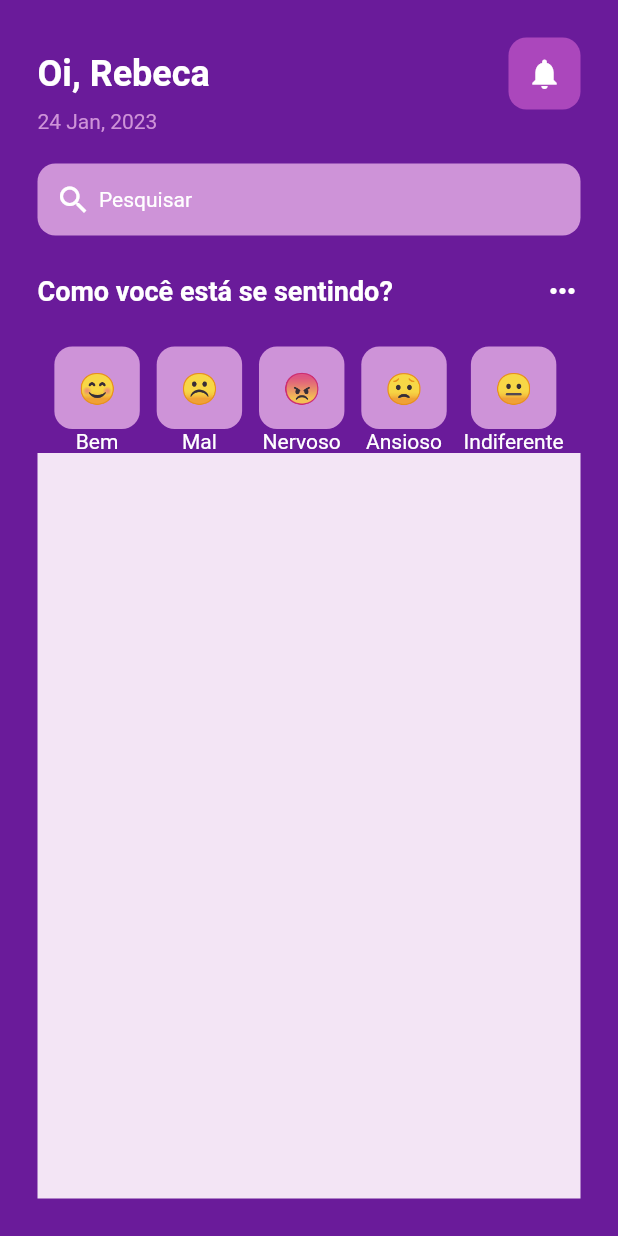
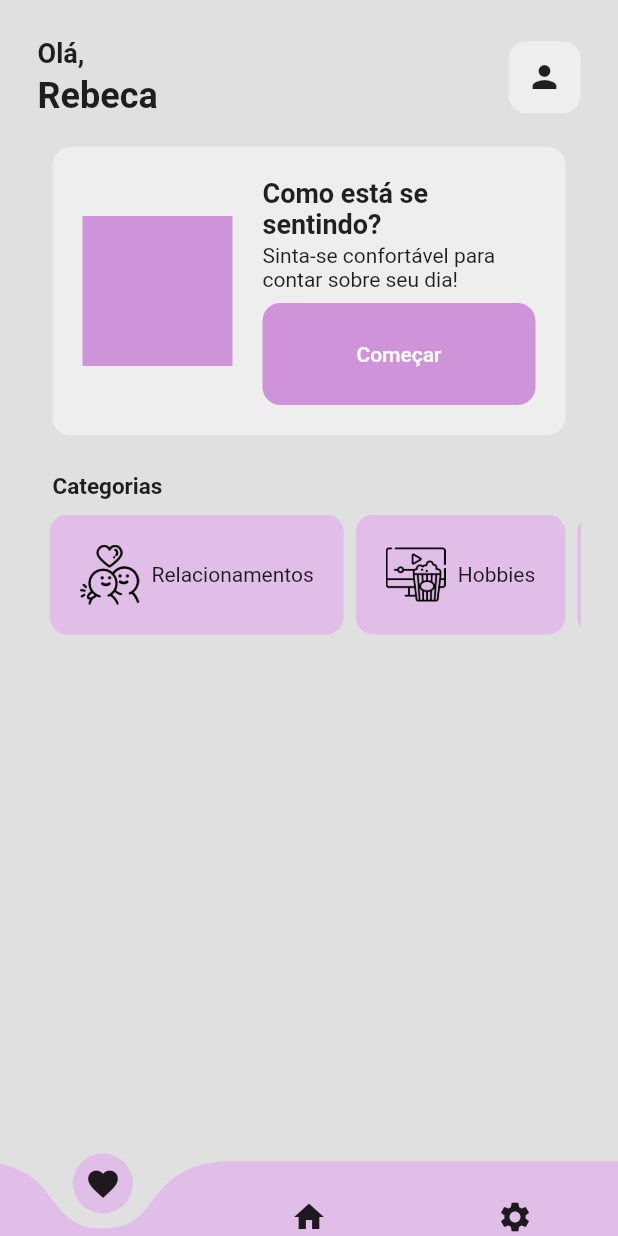
Before and after one commit to BecxAgy/Recomenda-, a Flutter app: the screen it shows after launch, on a phone screen of 412 x 824 dp. Run offline on Flutter 3.47's test engine with Material 2 defaults, Android fonts, the phone set to English and light mode, and no system bars; drawn by our look-alikes of curved_navigation_bar.

Commit message:
new design home

```diff
--- /dev/null
+++ b/lib/components/categoria_item.dart
@@ -0,0 +1,43 @@
+import 'package:flutter/material.dart';
+
+import '../models/categoria.dart';
+import '../screens/categoria_screen.dart';
+
+class CategoryItem extends StatelessWidget {
+  final Categoria categoria;
+
+  const CategoryItem(this.categoria);
+
+  void _selectScreen(BuildContext context) {
+    Navigator.of(context).push(MaterialPageRoute(builder: (_) {
+      return CategoriaScreen(categoria);
+    }));
+  }
+
+  @override
+  Widget build(BuildContext context) {
+    return InkWell(
+      onTap: () => _selectScreen(context),
+      child: Padding(
+        padding: const EdgeInsets.only(left: 8.0),
+        child: Container(
+          padding: EdgeInsets.all(20),
+          decoration: BoxDecoration(
+            borderRadius: BorderRadius.circular(12),
+            color: Colors.purple[100],
+          ),
+          child: Row(children: [
+            Image.asset(
+              categoria.imageAsset,
+              height: 40,
+            ),
+            SizedBox(
+              width: 8,
+            ),
+            Text(categoria.title)
+          ]),
+        ),
+      ),
+    );
+  }
+}
--- /dev/null
+++ b/lib/data/categoria_data.dart
@@ -0,0 +1,19 @@
+import '../models/categoria.dart';
+
+const listCategories = [
+  Categoria(
+      id: 'c1',
+      title: 'Relacionamentos',
+      imageAsset: 'assets/icons/in-love.png'),
+  Categoria(id: 'c2', title: 'Hobbies', imageAsset: 'assets/icons/movies.png'),
+  Categoria(
+      id: 'c3',
+      title: 'Atividade Física',
+      imageAsset: 'assets/icons/weights.png'),
+  Categoria(
+      id: 'c4', title: 'Alimentação', imageAsset: 'assets/icons/bake.png'),
+  Categoria(
+      id: 'c5', title: 'Estudos', imageAsset: 'assets/icons/open-book.png'),
+  Categoria(
+      id: 'c6', title: 'Finanças', imageAsset: 'assets/icons/money-bag.png')
+];
--- /dev/null
+++ b/lib/models/categoria.dart
@@ -0,0 +1,10 @@
+import 'package:flutter/material.dart';
+
+class Categoria {
+  final String id;
+  final String title;
+  final String imageAsset;
+
+  const Categoria(
+      {required this.id, required this.title, required this.imageAsset});
+}
--- /dev/null
+++ b/lib/screens/categoria_screen.dart
@@ -0,0 +1,16 @@
+import 'package:flutter/material.dart';
+import 'package:flutter/src/widgets/container.dart';
+import 'package:flutter/src/widgets/framework.dart';
+
+import '../models/categoria.dart';
+
+class CategoriaScreen extends StatelessWidget {
+  final Categoria categoria;
+
+  const CategoriaScreen(this.categoria);
+
+  @override
+  Widget build(BuildContext context) {
+    return Container(child: Text(categoria.title));
+  }
+}
--- a/lib/screens/home_screen.dart
+++ b/lib/screens/home_screen.dart
@@ -1,4 +1,7 @@
+import 'package:curved_navigation_bar/curved_navigation_bar.dart';
+import 'package:desingprojeto/components/categoria_item.dart';
 import 'package:desingprojeto/components/emoticon_face.dart';
+import 'package:desingprojeto/data/categoria_data.dart';
 import 'package:flutter/material.dart';
 import 'package:flutter/src/widgets/container.dart';
 import 'package:flutter/src/widgets/framework.dart';
@@ -14,145 +17,130 @@ class _MyWidgetState extends State<HomeScreen> {
   @override
   Widget build(BuildContext context) {
     return Scaffold(
-        backgroundColor: Colors.purple[800],
+        bottomNavigationBar: CurvedNavigationBar(
+            height: 50,
+            items: [
+              Icon(Icons.favorite),
+              Icon(Icons.home),
+              Icon(Icons.settings)
+            ],
+            backgroundColor: Color.fromARGB(255, 224, 224, 224),
+            color: Color.fromARGB(255, 225, 190, 231)),
+        backgroundColor: Colors.grey[300],
         body: SafeArea(
           child: Padding(
             padding: const EdgeInsets.all(25.0),
             child: Column(
-              crossAxisAlignment: CrossAxisAlignment.start,
               children: [
                 Row(
                   mainAxisAlignment: MainAxisAlignment.spaceBetween,
                   children: [
-                    Text(
-                      "Oi, Rebeca",
-                      style: TextStyle(
-                          color: Colors.white,
-                          fontSize: 24,
-                          fontWeight: FontWeight.bold),
+                    Column(
+                      crossAxisAlignment: CrossAxisAlignment.start,
+                      children: [
+                        Text(
+                          "Olá,",
+                          style: TextStyle(
+                              fontWeight: FontWeight.bold, fontSize: 18),
+                        ),
+                        SizedBox(
+                          height: 4,
+                        ),
+                        Text(
+                          "Rebeca",
+                          style: TextStyle(
+                              fontSize: 24, fontWeight: FontWeight.bold),
+                        )
+                      ],
                     ),
                     Container(
-                      padding: EdgeInsets.all(12),
-                      decoration: BoxDecoration(
-                          color: Colors.purple[400],
-                          borderRadius: BorderRadius.circular(12)),
-                      child: Icon(
-                        Icons.notifications,
-                        color: Colors.white,
-                      ),
-                    ),
+                        padding: EdgeInsets.all(12),
+                        decoration: BoxDecoration(
+                            borderRadius: BorderRadius.circular(12),
+                            color: Colors.grey[200]),
+                        child: Icon(Icons.person))
                   ],
-                ),
-                Text(
-                  "24 Jan, 2023",
-                  style: TextStyle(color: Colors.purple[200]),
                 ),
                 SizedBox(
                   height: 20,
                 ),
-                Container(
-                    padding: EdgeInsets.all(12),
+                Padding(
+                  padding: const EdgeInsets.symmetric(horizontal: 10.0),
+                  child: Container(
+                    padding: EdgeInsets.all(20),
                     decoration: BoxDecoration(
-                        color: Colors.purple[200],
+                        color: Colors.grey[200],
                         borderRadius: BorderRadius.circular(12)),
                     child: Row(
                       children: [
-                        Icon(Icons.search, color: Colors.white),
+                        //image
+                        Container(
+                          width: 100,
+                          height: 100,
+                          color: Colors.purple[200],
+                        ),
                         SizedBox(
-                          width: 5,
+                          width: 20,
                         ),
-                        Text(
-                          "Pesquisar",
-                          style: TextStyle(color: Colors.white),
+                        //como esta se sentindo + botao
+                        Expanded(
+                          child: Column(
+                            crossAxisAlignment: CrossAxisAlignment.start,
+                            children: [
+                              Text("Como está se sentindo?",
+                                  style: TextStyle(
+                                      fontWeight: FontWeight.bold,
+                                      fontSize: 18)),
+                              SizedBox(height: 2),
+                              Text(
+                                  "Sinta-se confortável para contar sobre seu dia!"),
+                              SizedBox(height: 8),
+                              Container(
+                                  padding: EdgeInsets.all(10),
+                                  decoration: BoxDecoration(
+                                      color: Colors.purple[200],
+                                      borderRadius: BorderRadius.circular(12)),
+                                  child: (TextButton(
+                                      onPressed: () {},
+                                      child: Center(
+                                        child: Text(
+                                          "Começar",
+                                          style: TextStyle(color: Colors.white),
+                                        ),
+                                      )))),
+                            ],
+                          ),
                         )
                       ],
-                    )),
-                SizedBox(
-                  height: 25,
-                ),
-                Row(
-                  mainAxisAlignment: MainAxisAlignment.spaceBetween,
-                  children: [
-                    Text(
-                      "Como você está se sentindo?",
-                      style: TextStyle(
-                          color: Colors.white,
-                          fontSize: 18,
-                          fontWeight: FontWeight.bold),
                     ),
-                    Icon(
-                      Icons.more_horiz,
-                      color: Colors.white,
-                    )
-                  ],
+                  ),
                 ),
                 SizedBox(
                   height: 25,
                 ),
-                Row(
-                  mainAxisAlignment: MainAxisAlignment.spaceEvenly,
+                Column(
+                  crossAxisAlignment: CrossAxisAlignment.start,
                   children: [
-                    Column(
-                      children: [
-                        EmoticonFace(
-                          emoticonFace: "😊",
-                        ),
-                        Text(
-                          "Bem",
-                          style: TextStyle(color: Colors.white),
-                        ),
-                      ],
+                    Padding(
+                      padding: const EdgeInsets.only(left: 10.0),
+                      child: Text("Categorias",
+                          style: TextStyle(
+                              fontWeight: FontWeight.bold, fontSize: 15)),
                     ),
-                    Column(
-                      children: [
-                        EmoticonFace(
-                          emoticonFace: "☹️",
-                        ),
-                        Text(
-                          "Mal",
-                          style: TextStyle(color: Colors.white),
-                        ),
-                      ],
+                    SizedBox(
+                      height: 10,
                     ),
-                    Column(
-                      children: [
-                        EmoticonFace(
-                          emoticonFace: "😠",
-                        ),
-                        Text(
-                          "Nervoso",
-                          style: TextStyle(color: Colors.white),
-                        ),
-                      ],
-                    ),
-                    Column(
-                      children: [
-                        EmoticonFace(
-                          emoticonFace: '😟',
-                        ),
-                        Text(
-                          "Ansioso",
-                          style: TextStyle(color: Colors.white),
-                        ),
-                      ],
-                    ),
-                    Column(
-                      children: [
-                        EmoticonFace(
-                          emoticonFace: "😐",
-                        ),
-                        Text(
-                          "Indiferente",
-                          style: TextStyle(color: Colors.white),
-                        ),
-                      ],
-                    ),
+                    Container(
+                        height: 80,
+                        child: ListView(
+                            scrollDirection: Axis.horizontal,
+                            children:
+                                //vai para categoria item
+                                listCategories.map((e) {
+                              return CategoryItem(e);
+                            }).toList()))
                   ],
                 ),
-                Expanded(
-                    child: Container(
-                  color: Colors.purple[50],
-                ))
               ],
             ),
           ),
```
Also changed, not shown: pubspec.yaml (+9 -3 lines), assets/icons/bake.png (added), assets/icons/in-love.png (added), assets/icons/money-bag.png (added), assets/icons/movies.png (added), assets/icons/open-book.png (added), assets/icons/weights.png (added), pubspec.lock.
